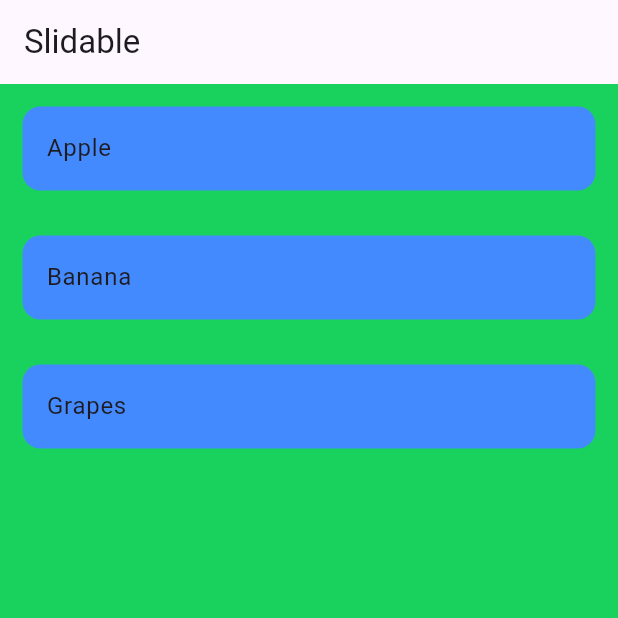
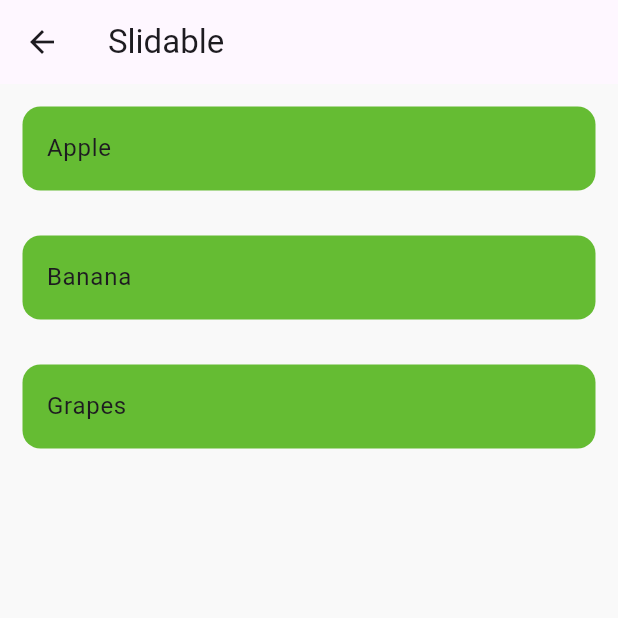
Before and after one commit to jbpranov2204/Flutter_Projects, a Flutter app: the SlidableWidget screen opened directly, on a phone screen of 412 x 824 dp, the top half of it. Run offline on Flutter 3.47's test engine with Material 3 defaults, Android fonts, the phone set to English and light mode, and no system bars; drawn by our look-alikes of flutter_slidable.

Commit message:
made some changes

```diff
--- a/lib/Widgets/Slidable.dart
+++ b/lib/Widgets/Slidable.dart
@@ -45,7 +45,7 @@ class _SlidableWidgetState extends State<SlidableWidget> {
                       },
                       label: 'Share',
                       icon: Icons.share,
-                      backgroundColor: const Color.fromARGB(255, 196, 220, 15),
+                      backgroundColor: const Color.fromARGB(255, 192, 251, 252),
 
                     ),
                     SlidableAction(
@@ -66,7 +66,7 @@ class _SlidableWidgetState extends State<SlidableWidget> {
                       },
                       label: 'Send',
                       icon: Icons.send,
-                      backgroundColor: const Color.fromARGB(255, 32, 196, 78),
+                      backgroundColor: const Color.fromARGB(255, 192, 251, 252),
                     ),
                     SlidableAction(onPressed: (context){
                        ScaffoldMessenger.of(context)
@@ -74,7 +74,7 @@ class _SlidableWidgetState extends State<SlidableWidget> {
                     },
                     label: 'Update',
                     icon: Icons.update,
-                    backgroundColor: const Color.fromARGB(255, 162, 208, 44),
+                    backgroundColor: const Color.fromARGB(255, 192, 251, 252),
                     )
                   ],
                 ),
@@ -82,7 +82,7 @@ class _SlidableWidgetState extends State<SlidableWidget> {
                   padding: const EdgeInsets.all(15.0),
                   child: Container(
                     decoration: BoxDecoration(
-                        color: Colors.blueAccent,
+                        color: const Color.fromARGB(255, 101, 188, 51),
                         borderRadius: BorderRadius.circular(12)),
                     child: ListTile(
                       title: Text(_fruits[index]),
```
Also changed, not shown: lib/Widgets/Bottom_Sheet.dart (added, +69 -0 lines), lib/main.dart (+3 -5 lines).
